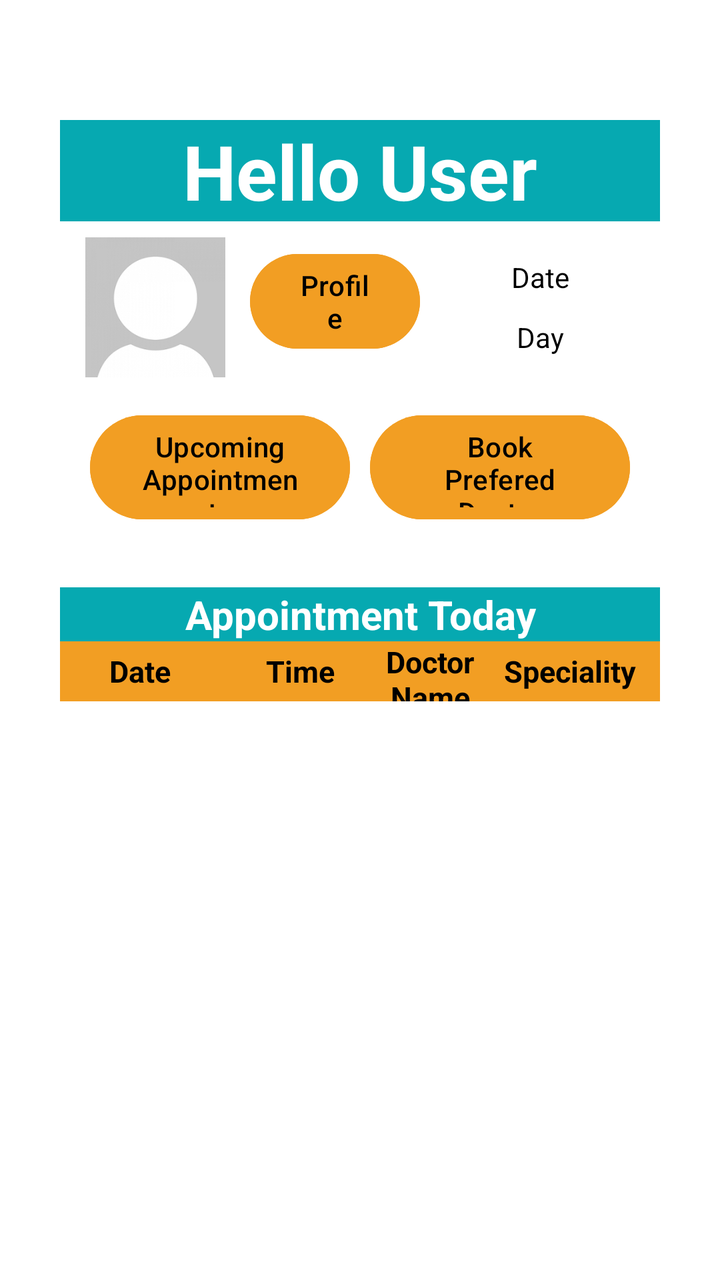
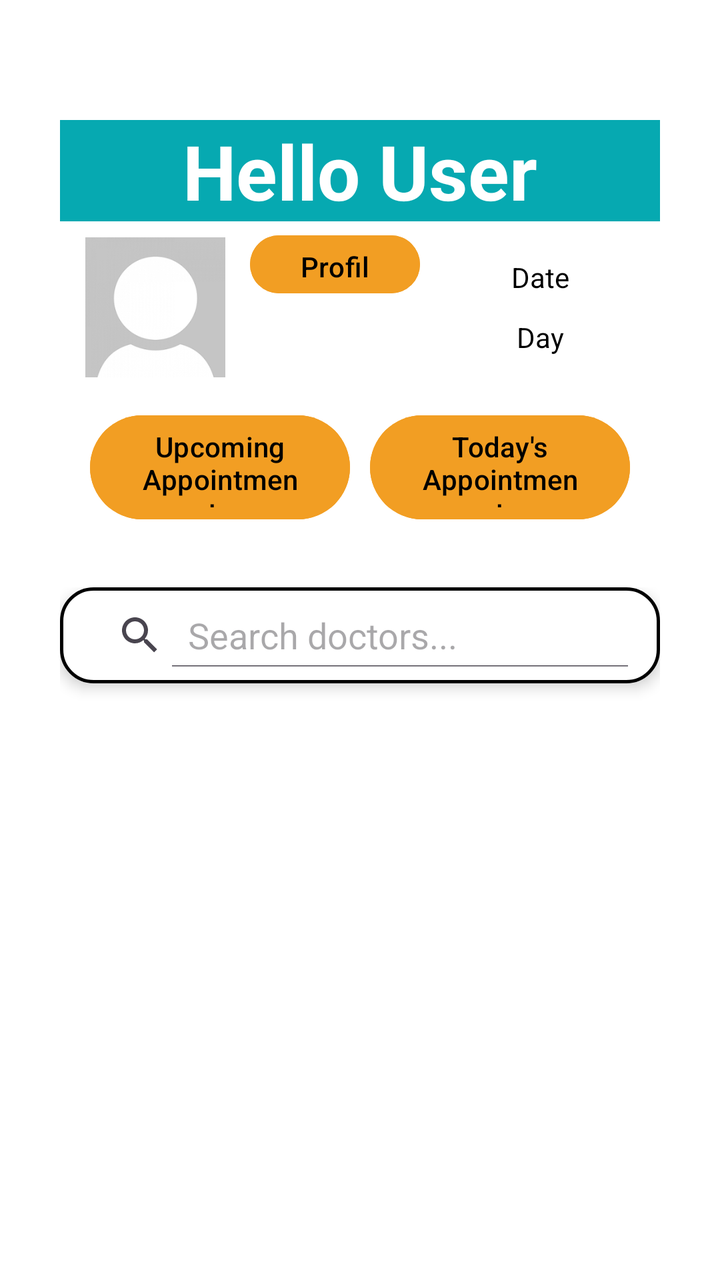

Two renders of the same Android screen: before a commit and after it. Below are the layout's source before the change and the commit's diff.
<!-- AndroidManifest.xml: application theme Theme.DoctorRank223410 -->
<!-- res/layout/activity_main.xml -->
<?xml version="1.0" encoding="utf-8"?>
<LinearLayout

xmlns:android="http://schemas.android.com/apk/res/android"
xmlns:app="http://schemas.android.com/apk/res-auto"
xmlns:tools="http://schemas.android.com/tools"
android:id="@+id/main"
android:layout_width="match_parent"
android:layout_height="match_parent"
android:orientation="vertical"
android:background="#FFFFFF"
android:padding="30dp"
tools:context=".MainActivity">

<TextView
    android:id="@+id/tvWelcome"
    android:layout_width="match_parent"
    android:layout_height="wrap_content"
    android:gravity="center"
    android:text="Hello User"
    android:textSize="38dp"
    android:textColor="#FFFFFF"
    android:textStyle="bold"

    android:background="#06a9b1"
    android:layout_marginBottom="3dp"
    android:layout_marginTop="30dp"/>

<LinearLayout
    android:layout_width="match_parent"
    android:layout_height="80dp"
    android:orientation="horizontal">

    <LinearLayout
        android:layout_width="0dp"
        android:layout_height="match_parent"
        android:layout_weight="1.5"
        android:gravity="center"
        android:orientation="horizontal">

        <ImageView
            android:id="@+id/ivProfilePicture"
            android:layout_width="0dp"
            android:layout_weight="1"
            android:layout_height="match_parent"
            android:contentDescription="Profile Picture"
            android:layout_marginBottom="5dp"
            android:layout_marginTop="5dp"
            android:layout_marginRight="5dp"
            android:layout_marginLeft="5dp"
            android:src="@drawable/dummy"/>

        <Button
            android:id="@+id/btProfile"
            android:layout_width="0dp"
            android:layout_weight="1"
            android:layout_height="wrap_content"
            android:text="Profile"
            android:textColor="#000000"
            android:backgroundTint="#f29e23"
            android:layout_marginBottom="3dp"/>

    </LinearLayout>

    <LinearLayout
        android:layout_width="0dp"
        android:layout_height="match_parent"
        android:layout_weight="1"
        android:orientation="vertical"
        android:padding="10dp">

        <TextView
            android:id="@+id/tvDate"
            android:layout_width="match_parent"
            android:layout_height="0dp"
            android:gravity="center"
            android:textColor="#000000"
            android:text="Date"
            android:layout_weight="1"/>

        <TextView
            android:id="@+id/tvDay"
            android:layout_width="match_parent"
            android:layout_height="0dp"
            android:gravity="center"
            android:textColor="#000000"
            android:text="Day"
            android:layout_weight="1"/>

    </LinearLayout>


</LinearLayout>

<LinearLayout
    android:layout_width="match_parent"
    android:layout_height="80dp"
    android:orientation="horizontal"
    android:gravity="center"
    android:padding="10dp">

    <Button
        android:id="@+id/btUpcomingAppointments"
        android:layout_width="0dp"
        android:layout_weight="1"
        android:layout_height="wrap_content"
        android:text="Upcoming Appointments"
        android:textColor="#000000"
        android:backgroundTint="#f29e23"
        android:layout_marginLeft="5dp"
        android:layout_marginRight="5dp"/>

    <Button
        android:id="@+id/btBookPreferedDoc"
        android:layout_width="0dp"
        android:layout_weight="1"
        android:layout_height="wrap_content"
        android:text="Book Prefered Doctor"
        android:textColor="#000000"
        android:backgroundTint="#f29e23"
        android:layout_marginLeft="5dp"
        android:layout_marginRight="5dp"/>

</LinearLayout>
<LinearLayout
    android:id="@+id/SetVisible"
    android:layout_width="match_parent"
    android:layout_height="0dp"
    android:layout_weight="1"
    android:orientation="vertical"
    android:paddingTop="20dp">
    <TextView
        android:layout_width="match_parent"
        android:layout_height="wrap_content"
        android:text="Appointment Today"
        android:textColor="#FFFFFF"
        android:gravity="center"
        android:textStyle="bold"
        android:textSize="20sp"
        android:background="#06a9b1"/>
    <LinearLayout
        android:layout_width="match_parent"
        android:layout_height="30dp"
        android:orientation="horizontal">
        <TextView
            android:layout_width="80dp"
            android:layout_height="match_parent"
            android:text="Date"
            android:background="#f29e23"
            android:textSize="15sp"
            android:textColor="#000000"
            android:textStyle="bold"
            android:gravity="center"/>
        <TextView
            android:layout_width="80dp"
            android:layout_height="match_parent"
            android:text="Time"
            android:background="#f29e23"
            android:textColor="#000000"
            android:textSize="15sp"
            android:textStyle="bold"
            android:gravity="center"/>
        <TextView
            android:layout_width="0dp"
            android:layout_weight="1"
            android:layout_height="match_parent"
            android:text="Doctor Name"
            android:background="#f29e23"
            android:textColor="#000000"
            android:textSize="15sp"
            android:textStyle="bold"
            android:gravity="center"/>
        <TextView
            android:layout_width="90dp"
            android:layout_height="match_parent"
            android:text="Speciality"
            android:textStyle="bold"
            android:background="#f29e23"
            android:textColor="#000000"
            android:textSize="15sp"
            android:gravity="center"/>
    </LinearLayout>
    <ListView
        android:id="@+id/lvDoctorList"
        android:layout_width="match_parent"
        android:layout_height="0dp"
        android:layout_weight="1"
        android:layout_marginBottom="15dp"/>

</LinearLayout>
    <TextView
        android:id="@+id/tvNoAppointments"
        android:layout_width="match_parent"
        android:layout_height="wrap_content"
        android:gravity="center"
        android:text="No Appointments Today"
        android:textSize="20sp"
        android:textStyle="italic|bold"
        android:visibility="gone"
        android:padding="10dp"
        android:textColor="@color/black"/>
    <TextView
        android:id="@+id/tvLog"
        android:layout_width="match_parent"
        android:layout_height="wrap_content"
        android:gravity="center"
        android:text="Please Log in First "
        android:textSize="20sp"
        android:textStyle="italic|bold"
        android:visibility="gone"
        android:padding="10dp"
        android:textColor="@color/black"/>

</LinearLayout>
<!-- resources referenced by this layout -->
<resources>
  <color name="black">#FF000000</color>
  <!-- drawable dummy: png bitmap (drawable, 15107 bytes) -->
  <style name="Theme.DoctorRank223410" parent="Base.Theme.DoctorRank223410" />
  <style name="Base.Theme.DoctorRank223410" parent="Theme.Material3.DayNight.NoActionBar">
          
          
      </style>
</resources>

<!-- the commit's change to res/layout/activity_main.xml (unified diff, before → after) -->
@@ -49,16 +49,34 @@ tools:context=".MainActivity">
             android:layout_marginRight="5dp"
             android:layout_marginLeft="5dp"
             android:src="@drawable/dummy"/>
-
-        <Button
-            android:id="@+id/btProfile"
+        <LinearLayout
             android:layout_width="0dp"
             android:layout_weight="1"
-            android:layout_height="wrap_content"
-            android:text="Profile"
-            android:textColor="#000000"
-            android:backgroundTint="#f29e23"
-            android:layout_marginBottom="3dp"/>
+            android:layout_height="match_parent"
+            android:orientation="vertical">
+            <Button
+                android:id="@+id/btProfile"
+                android:layout_width="match_parent"
+                android:layout_height="0dp"
+                android:layout_marginBottom="3dp"
+                android:layout_weight="1"
+                android:backgroundTint="#f29e23"
+                android:text="Profile"
+                android:textColor="#000000" />
+            <Button
+                android:id="@+id/btLogout"
+                android:layout_width="match_parent"
+                android:layout_height="0dp"
+                android:layout_marginBottom="3dp"
+                android:layout_weight="1"
+                android:backgroundTint="#f29e23"
+                android:text="Logout"
+                android:visibility="invisible"
+                android:textColor="#000000" />
+
+        </LinearLayout>
+
+
 
     </LinearLayout>
 
@@ -103,7 +121,7 @@ tools:context=".MainActivity">
         android:id="@+id/btUpcomingAppointments"
         android:layout_width="0dp"
         android:layout_weight="1"
-        android:layout_height="wrap_content"
+        android:layout_height="match_parent"
         android:text="Upcoming Appointments"
         android:textColor="#000000"
         android:backgroundTint="#f29e23"
@@ -111,11 +129,11 @@ tools:context=".MainActivity">
         android:layout_marginRight="5dp"/>
 
     <Button
-        android:id="@+id/btBookPreferedDoc"
+        android:id="@+id/btTodayAppointment"
         android:layout_width="0dp"
         android:layout_weight="1"
-        android:layout_height="wrap_content"
-        android:text="Book Prefered Doctor"
+        android:layout_height="match_parent"
+        android:text="Today's Appointment"
         android:textColor="#000000"
         android:backgroundTint="#f29e23"
         android:layout_marginLeft="5dp"
@@ -123,63 +141,23 @@ tools:context=".MainActivity">
 
 </LinearLayout>
 <LinearLayout
-    android:id="@+id/SetVisible"
     android:layout_width="match_parent"
     android:layout_height="0dp"
     android:layout_weight="1"
     android:orientation="vertical"
     android:paddingTop="20dp">
-    <TextView
+    <SearchView
+        android:id="@+id/doctorSearchView"
         android:layout_width="match_parent"
         android:layout_height="wrap_content"
-        android:text="Appointment Today"
-        android:textColor="#FFFFFF"
-        android:gravity="center"
-        android:textStyle="bold"
-        android:textSize="20sp"
-        android:background="#06a9b1"/>
-    <LinearLayout
-        android:layout_width="match_parent"
-        android:layout_height="30dp"
-        android:orientation="horizontal">
-        <TextView
-            android:layout_width="80dp"
-            android:layout_height="match_parent"
-            android:text="Date"
-            android:background="#f29e23"
-            android:textSize="15sp"
-            android:textColor="#000000"
-            android:textStyle="bold"
-            android:gravity="center"/>
-        <TextView
-            android:layout_width="80dp"
-            android:layout_height="match_parent"
-            android:text="Time"
-            android:background="#f29e23"
-            android:textColor="#000000"
-            android:textSize="15sp"
-            android:textStyle="bold"
-            android:gravity="center"/>
-        <TextView
-            android:layout_width="0dp"
-            android:layout_weight="1"
-            android:layout_height="match_parent"
-            android:text="Doctor Name"
-            android:background="#f29e23"
-            android:textColor="#000000"
-            android:textSize="15sp"
-            android:textStyle="bold"
-            android:gravity="center"/>
-        <TextView
-            android:layout_width="90dp"
-            android:layout_height="match_parent"
-            android:text="Speciality"
-            android:textStyle="bold"
-            android:background="#f29e23"
-            android:textColor="#000000"
-            android:textSize="15sp"
-            android:gravity="center"/>
-    </LinearLayout>
+        android:queryHint="Search doctors..."
+        android:iconifiedByDefault="false"
+        android:background="@drawable/searchview_bg"
+        android:textColor="@color/black"
+        android:textColorHint="@color/dark_gray"
+        android:padding="8dp"
+        android:elevation="4dp"/>
+
     <ListView
         android:id="@+id/lvDoctorList"
         android:layout_width="match_parent"
@@ -188,27 +166,6 @@ tools:context=".MainActivity">
         android:layout_marginBottom="15dp"/>
 
 </LinearLayout>
-    <TextView
-        android:id="@+id/tvNoAppointments"
-        android:layout_width="match_parent"
-        android:layout_height="wrap_content"
-        android:gravity="center"
-        android:text="No Appointments Today"
-        android:textSize="20sp"
-        android:textStyle="italic|bold"
-        android:visibility="gone"
-        android:padding="10dp"
-        android:textColor="@color/black"/>
-    <TextView
-        android:id="@+id/tvLog"
-        android:layout_width="match_parent"
-        android:layout_height="wrap_content"
-        android:gravity="center"
-        android:text="Please Log in First "
-        android:textSize="20sp"
-        android:textStyle="italic|bold"
-        android:visibility="gone"
-        android:padding="10dp"
-        android:textColor="@color/black"/>
+
 
 </LinearLayout>
<!-- resource entries referenced after the edit -->
@@ -1,7 +1,15 @@
 <!-- resources referenced by this layout -->
 <resources>
-  <color name="black">#FF000000</color>
+  <color name="black">#000000</color>
+  <color name="dark_gray">#555555</color>
   <!-- drawable dummy: png bitmap (drawable, 15107 bytes) -->
+  <!-- drawable searchview_bg (drawable) -->
+  <shape xmlns:android="http://schemas.android.com/apk/res/android">
+      <solid android:color="#FFFFFF"/>
+      <corners android:radius="16dp"/>
+      <stroke android:width="1.5dp" android:color="#000000"/>
+      <padding android:left="8dp" android:top="8dp" android:right="8dp" android:bottom="8dp"/>
+  </shape>
   <style name="Theme.DoctorRank223410" parent="Base.Theme.DoctorRank223410" />
   <style name="Base.Theme.DoctorRank223410" parent="Theme.Material3.DayNight.NoActionBar">
           
